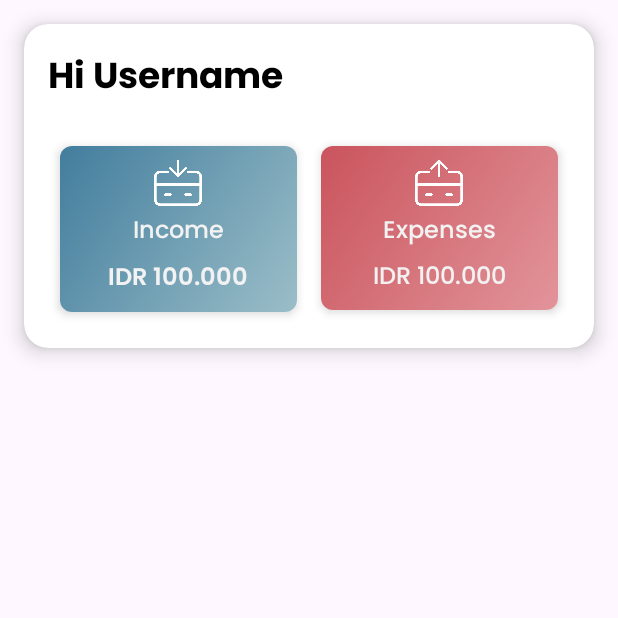
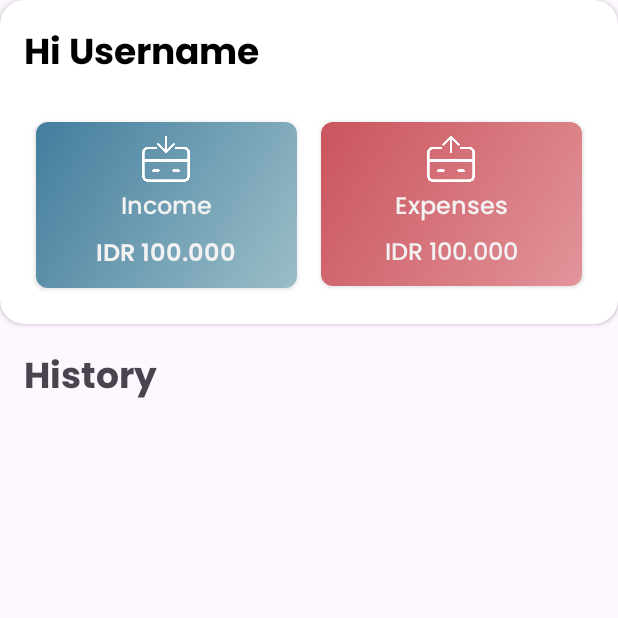
Before and after one commit to farisznafis/bangkit-financify, an Android app: the screen it shows after launch once a user with an empty profile is signed in (MainActivity), on a phone screen of 412 x 824 dp, the top half of it. Run offline under Robolectric (Android 15) with nearby library versions, the light colour scheme and no system bars; our stand-ins replace Firebase (no records; nobody signed in at launch, a user with empty details on screens opened directly).

Commit message:
Add recycleview in Homepage
pusing bat dah

```diff
--- a/MD/app/src/main/res/layout/activity_main.xml
+++ b/MD/app/src/main/res/layout/activity_main.xml
@@ -1,13 +1,19 @@
 <?xml version="1.0" encoding="utf-8"?>
-<androidx.cardview.widget.CardView
+<androidx.constraintlayout.widget.ConstraintLayout
     xmlns:android="http://schemas.android.com/apk/res/android"
     xmlns:app="http://schemas.android.com/apk/res-auto"
+    xmlns:tools="http://schemas.android.com/tools"
     android:layout_width="match_parent"
+    android:layout_height="match_parent">
+
+    <androidx.cardview.widget.CardView
+        android:id="@+id/cardView"
+        android:layout_width="0dp"
         android:layout_height="wrap_content"
-    android:layout_margin="16dp"
-    app:cardElevation="8dp"
         app:cardCornerRadius="16dp"
-    >
+        app:layout_constraintEnd_toEndOf="parent"
+        app:layout_constraintStart_toStartOf="parent"
+        app:layout_constraintTop_toTopOf="parent">
 
         <LinearLayout
             android:layout_width="match_parent"
@@ -18,33 +24,32 @@
             <TextView
                 android:layout_width="wrap_content"
                 android:layout_height="wrap_content"
+                android:fontFamily="@font/poppins_bold"
                 android:text="@string/hi_username"
-            android:fontFamily="@font/poppins_bold"
-            android:textSize="24sp"
-            android:textColor="#000000"/>
+                android:textColor="#000000"
+                android:textSize="24sp" />
 
             <LinearLayout
                 android:layout_width="match_parent"
                 android:layout_height="wrap_content"
+                android:layout_marginTop="16dp"
                 android:orientation="horizontal"
-            android:weightSum="2"
-            android:layout_marginTop="16dp">
+                android:weightSum="2">
 
                 <androidx.cardview.widget.CardView
                     android:layout_width="0dp"
                     android:layout_height="wrap_content"
+                    android:layout_margin="8dp"
                     android:layout_weight="1"
-                android:layout_margin="8dp"
-                app:cardElevation="4dp"
                     app:cardCornerRadius="8dp">
 
                     <LinearLayout
                         android:layout_width="match_parent"
                         android:layout_height="wrap_content"
+                        android:background="@drawable/background_gradient"
+                        android:gravity="center"
                         android:orientation="vertical"
-                    android:gravity="center"
-                    android:padding="8dp"
-                    android:background="@drawable/background_gradient">
+                        android:padding="8dp">
 
                         <ImageView
                             android:layout_width="32dp"
@@ -54,20 +59,20 @@
                         <TextView
                             android:layout_width="wrap_content"
                             android:layout_height="wrap_content"
+                            android:layout_marginTop="4dp"
+                            android:fontFamily="@font/poppins_medium"
                             android:text="@string/income"
-                        android:textSize="16sp"
-                        android:fontFamily="@font/poppins_medium"
                             android:textColor="#F2F2F2"
-                        android:layout_marginTop="4dp"/>
+                            android:textSize="16sp" />
 
                         <TextView
                             android:layout_width="wrap_content"
                             android:layout_height="wrap_content"
+                            android:layout_marginTop="4dp"
+                            android:fontFamily="@font/poppins_semibold"
                             android:text="@string/money_income"
-                        android:textSize="16sp"
-                        android:fontFamily="@font/poppins_semibold"
                             android:textColor="#F2F2F2"
-                        android:layout_marginTop="4dp"/>
+                            android:textSize="16sp" />
 
                     </LinearLayout>
 
@@ -76,18 +81,17 @@
                 <androidx.cardview.widget.CardView
                     android:layout_width="0dp"
                     android:layout_height="wrap_content"
+                    android:layout_margin="8dp"
                     android:layout_weight="1"
-                android:layout_margin="8dp"
-                app:cardElevation="4dp"
                     app:cardCornerRadius="8dp">
 
                     <LinearLayout
                         android:layout_width="match_parent"
                         android:layout_height="wrap_content"
+                        android:background="@drawable/expenses_background"
+                        android:gravity="center"
                         android:orientation="vertical"
-                    android:gravity="center"
-                    android:padding="8dp"
-                    android:background="@drawable/expenses_background">
+                        android:padding="8dp">
 
                         <ImageView
                             android:layout_width="32dp"
@@ -97,27 +101,45 @@
                         <TextView
                             android:layout_width="wrap_content"
                             android:layout_height="wrap_content"
+                            android:layout_marginTop="4dp"
+                            android:fontFamily="@font/poppins_medium"
                             android:text="@string/expenses"
-                        android:textSize="16sp"
-                        android:fontFamily="@font/poppins_medium"
                             android:textColor="#F2F2F2"
-                        android:layout_marginTop="4dp"/>
+                            android:textSize="16sp" />
 
                         <TextView
                             android:layout_width="wrap_content"
                             android:layout_height="wrap_content"
+                            android:layout_marginTop="4dp"
+                            android:fontFamily="@font/poppins_medium"
                             android:text="@string/money_expenses"
-                        android:textSize="16sp"
-                        android:fontFamily="@font/poppins_medium"
                             android:textColor="#F2F2F2"
-                        android:layout_marginTop="4dp"/>
+                            android:textSize="16sp" />
 
                     </LinearLayout>
-
+                </androidx.cardview.widget.CardView>
+            </LinearLayout>
+        </LinearLayout>
     </androidx.cardview.widget.CardView>
 
-        </LinearLayout>
+    <TextView
+        android:id="@+id/tvHistory"
+        android:layout_width="0dp"
+        android:layout_height="wrap_content"
+        android:text="@string/history"
+        android:layout_margin="16dp"
+        android:textSize="24sp"
+        android:fontFamily="@font/poppins_bold"
+        app:layout_constraintEnd_toEndOf="parent"
+        app:layout_constraintStart_toStartOf="parent"
+        app:layout_constraintTop_toBottomOf="@+id/cardView" />
 
-    </LinearLayout>
-
-</androidx.cardview.widget.CardView>
+    <androidx.recyclerview.widget.RecyclerView
+        android:layout_width="0dp"
+        android:layout_height="0dp"
+        android:layout_margin="8dp"
+        app:layout_constraintBottom_toBottomOf="parent"
+        app:layout_constraintEnd_toEndOf="parent"
+        app:layout_constraintStart_toStartOf="parent"
+        app:layout_constraintTop_toBottomOf="@+id/tvHistory" />
+</androidx.constraintlayout.widget.ConstraintLayout>
--- a/MD/app/src/main/res/values/strings.xml
+++ b/MD/app/src/main/res/values/strings.xml
@@ -15,4 +15,5 @@
     <string name="money_income">IDR 100.000</string>
     <string name="money_expenses">IDR 100.000</string>
     <string name="expenses">Expenses</string>
+    <string name="history">History</string>
 </resources>
```
Lines whose indentation alone changed are shown as unchanged.
